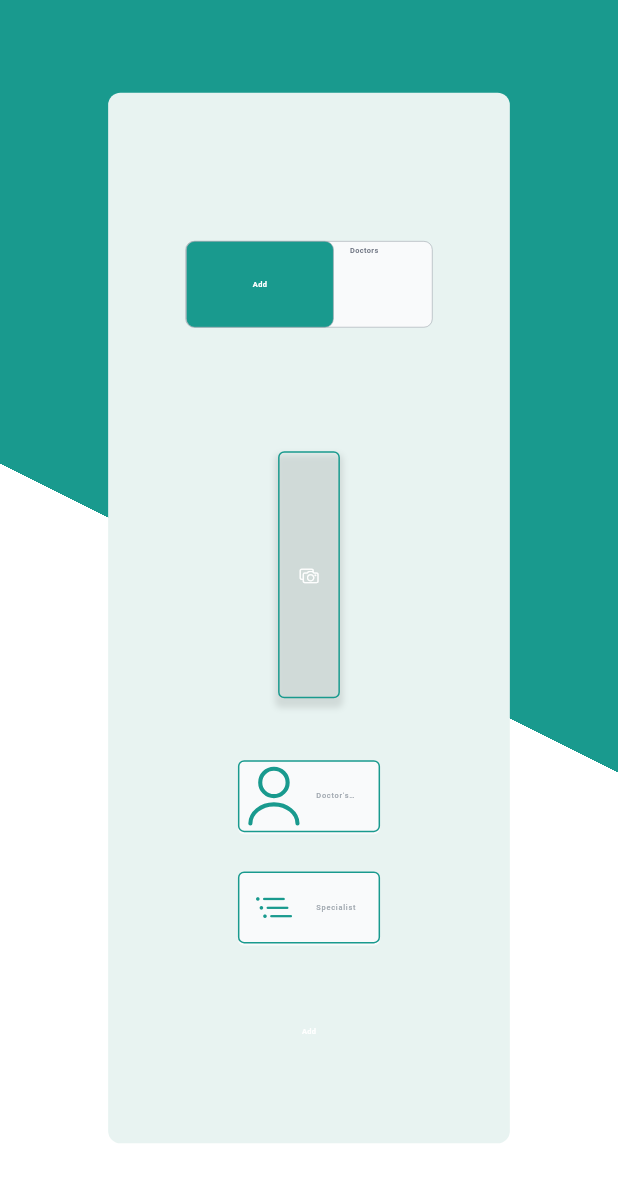
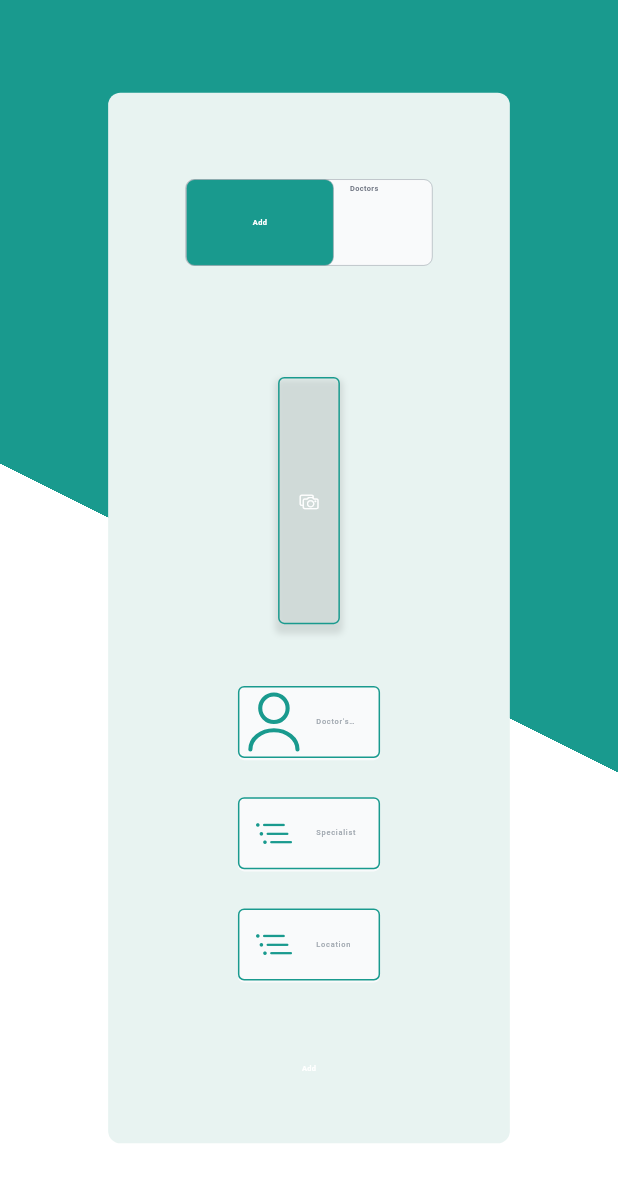
Before and after one commit to basila05/medics, a Flutter app: the DoctorPage screen opened directly, on a phone screen of 412 x 824 dp. Shown: the top 1182 px of the screen. Run offline on Flutter 3.47's test engine with Material 3 defaults, Android fonts, the phone set to English and light mode, and no system bars; our stand-ins replace cloud_firestore, file_picker, firebase_core, firebase_storage, flutter_riverpod, flutter_svg and 2 more; missing offline and left inert: dart:html, dart:ui_web, gradients, side_navigation; accounts and stored records are empty.

Commit message:
initial commit

```diff
--- a/lib/features/screen/doctors.dart
+++ b/lib/features/screen/doctors.dart
@@ -1,6 +1,8 @@
 import 'dart:io';
+import 'dart:ui_web';
 
 import 'package:cloud_firestore/cloud_firestore.dart';
+import 'package:file_picker/file_picker.dart';
 import 'package:firebase_storage/firebase_storage.dart';
 import 'package:flutter/cupertino.dart';
 import 'package:flutter/material.dart';
@@ -23,19 +25,20 @@ class DoctorPage extends StatefulWidget {
 class _DoctorPageState extends State<DoctorPage> {
   TextEditingController categoryController = TextEditingController();
   TextEditingController nameController = TextEditingController();
+  TextEditingController locationController = TextEditingController();
   final formKey=GlobalKey<FormState>();
-  var file;
-  String imgUrl = '';
-
-  pickFile(ImageSource) async {
-    final imgFile= await ImagePicker.platform.getImageFromSource(source: ImageSource);
-    if(mounted){
-      setState(() {
-        file=File(imgFile!.path);
-      });
-      // uploadFile(file);
-    }
-  }
+  // var file;
+  // String imgUrl = '';
+  //
+  // pickFile(ImageSource) async {
+  //   final imgFile= await ImagePicker.platform.getImageFromSource(source: ImageSource);
+  //   if(mounted){
+  //     setState(() {
+  //       file=File(imgFile!.path);
+  //     });
+  //     // uploadFile(file);
+  //   }
+  // }
   // uploadFile(File file) async{
   //   var uploadTask = await FirebaseStorage.instance
   //       .ref("upload").child(DateTime.now().toString())
@@ -47,6 +50,42 @@ class _DoctorPageState extends State<DoctorPage> {
   //   });
   //   print(getUrl);
   // }
+  PlatformFile? pickFile;
+  UploadTask? uploadTask;
+  String? urlDownlod;
+  Future selectFileToMessage(String name) async {
+    final result = await FilePicker.platform.pickFiles();
+    if (result == null) return;
+
+    pickFile = result.files.first;
+
+    // String? ext = pickFile?.name?.split('.')?.last;
+    final fileBytes = result.files.first.bytes;
+
+    // ignore: use_build_context_synchronously
+    ScaffoldMessenger.of(context)
+        .showSnackBar(SnackBar(content: Text("Uploading...")));
+    uploadFileToFireBase(name, fileBytes);
+
+    setState(() {});
+  }
+
+  Future uploadFileToFireBase(String name, fileBytes) async {
+    uploadTask = FirebaseStorage.instance
+        .ref('doctor/${DateTime.now().toString()}-$name')
+        .putData(fileBytes,SettableMetadata(
+        contentType: 'image/jpeg'
+    ));
+    final snapshot = await uploadTask?.whenComplete(() {});
+    urlDownlod = (await snapshot?.ref?.getDownloadURL())!;
+
+    // ignore: use_build_context_synchronously
+    // showUploadMessage(context, '$name Uploaded Successfully...');
+    await Future.delayed(const Duration(seconds: 2));
+    // ignore: use_build_context_synchronously
+    // ScaffoldMessenger.of(context).clearSnackBars();
+    setState(() {});
+  }
   bool toggle =false;
   @override
   Widget build(BuildContext context) {
@@ -81,7 +120,7 @@ class _DoctorPageState extends State<DoctorPage> {
                       ),
                       child: Column(
                         children: [
-                          SizedBox(height: height*0.12,),
+                          SizedBox(height: height*0.07,),
                           Stack(
                             children: [
                               InkWell(
@@ -162,10 +201,10 @@ class _DoctorPageState extends State<DoctorPage> {
                                 ),)
                             ],
                           ),
-                          SizedBox(height: height*0.1,),
+                          SizedBox(height: height*0.09,),
                      toggle? Column(
                        children: [
-                         SizedBox(height: height*0.1,),
+                         SizedBox(height: height*0.08,),
                          InkWell(
                            onTap: () {
                              Navigator.push(context, MaterialPageRoute(builder: (context) => DoctorDetails(),));
@@ -192,10 +231,11 @@ class _DoctorPageState extends State<DoctorPage> {
                      ):
                     Column(
                       children: [
-                        file != null? Container(
+                        urlDownlod != null? Container(
                           height: height*0.2,
                           width: width*0.1,
                           decoration: BoxDecoration(
+                            border: Border.all(width: width*0.001),
                               boxShadow:[
                                 BoxShadow(
                                   color: ColorPage.thirdcolor.withOpacity(0.10),
@@ -205,7 +245,7 @@ class _DoctorPageState extends State<DoctorPage> {
                                 )
                               ] ,
                               borderRadius: BorderRadius.circular(width*0.01),
-                              image: DecorationImage(image: FileImage(file))
+                              image: DecorationImage(image: NetworkImage(urlDownlod!))
                           ),
                         ): Container(
                             height: height*0.2,
@@ -229,7 +269,7 @@ class _DoctorPageState extends State<DoctorPage> {
                             ),
                             child: InkWell(
                                 onTap: () {
-                                  pickFile(ImageSource.gallery);
+                                  selectFileToMessage("medics");
                                 },
                                 child: Icon(CupertinoIcons.camera_on_rectangle,size: width*0.03,color: ColorPage.secondarycolor,)),
                           ),
@@ -303,6 +343,41 @@ class _DoctorPageState extends State<DoctorPage> {
                             ),
                           ),
                         ),
+                        SizedBox(height: height*0.03,),
+                        Container(
+                          height: height*0.06,
+                          width: width*0.23,
+                          decoration: BoxDecoration(
+                            color: ColorPage.color3,
+                            borderRadius: BorderRadius.circular(width*0.01),
+                          ),
+                          child: TextFormField(
+                            controller: locationController,
+                            textInputAction: TextInputAction.done,
+                            keyboardType: TextInputType.text,
+                            style: TextStyle(fontSize: width*0.012,fontWeight: FontWeight.w500,color: ColorPage.thirdcolor),
+                            decoration: InputDecoration(
+                              prefixIcon: Padding(
+                                padding: EdgeInsets.all(width*0.005),
+                                child: Icon(CupertinoIcons.list_bullet_indent,color: ColorPage.primarycolor,),
+                              ),
+                              labelText: "Location",
+                              labelStyle: TextStyle(fontWeight: FontWeight.w500,fontSize: width*0.012, color: ColorPage.color1),
+                              focusedBorder: OutlineInputBorder(
+                                  borderSide: BorderSide(
+                                    color: ColorPage.primarycolor,
+                                  ),
+                                  borderRadius: BorderRadius.circular(width*0.01)
+                              ),
+                              enabledBorder: OutlineInputBorder(
+                                borderSide: BorderSide(
+                                    color: ColorPage.primarycolor
+                                ),
+                                borderRadius: BorderRadius.circular(width*0.01),
+                              ),
+                            ),
+                          ),
+                        ),
                         SizedBox(height: height*0.04,),
                         Container(
                           height: height*0.06,
--- a/lib/features/screen/userPage.dart
+++ b/lib/features/screen/userPage.dart
@@ -71,13 +71,13 @@ class _UsersPageState extends ConsumerState<UsersPage> {
                               Row(
                                 children: [
                                   Text("Email : ",style: TextStyle(fontWeight: FontWeight.w600),),
-                                  Text(data[index].email.toString(),style: TextStyle(fontWeight: FontWeight.w600),),
+                                  Text(data[index].spcl.toString(),style: TextStyle(fontWeight: FontWeight.w600),),
                                 ],
                               ),
                               Row(
                                 children: [
                                   Text("Password : ",style: TextStyle(fontWeight: FontWeight.w600),),
-                                  Text(data[index].password.toString(),style: TextStyle(fontWeight: FontWeight.w600),),
+                                  Text(data[index].location.toString(),style: TextStyle(fontWeight: FontWeight.w600),),
                                 ],
                               ),
                             ],
--- a/lib/main.dart
+++ b/lib/main.dart
@@ -39,7 +39,7 @@ class Medics extends StatelessWidget {
           theme: ThemeData(
               textTheme: GoogleFonts.muktaVaaniTextTheme()
           ),
-          home:UsersPage()
+          home:HomePage()
       ),);
   }
 }
--- a/pubspec.yaml
+++ b/pubspec.yaml
@@ -45,6 +45,7 @@ dependencies:
   flutter_riverpod: ^2.4.10
   firebase_storage: ^11.6.0
   firebase_auth: ^4.16.0
+  file_picker:
 
 dev_dependencies:
   flutter_test:
```
Also changed, not shown: lib/features/screen/medicines.dart (+40 -4 lines), lib/models/doctormodel.dart (added, +45 -0 lines), pubspec.lock.
